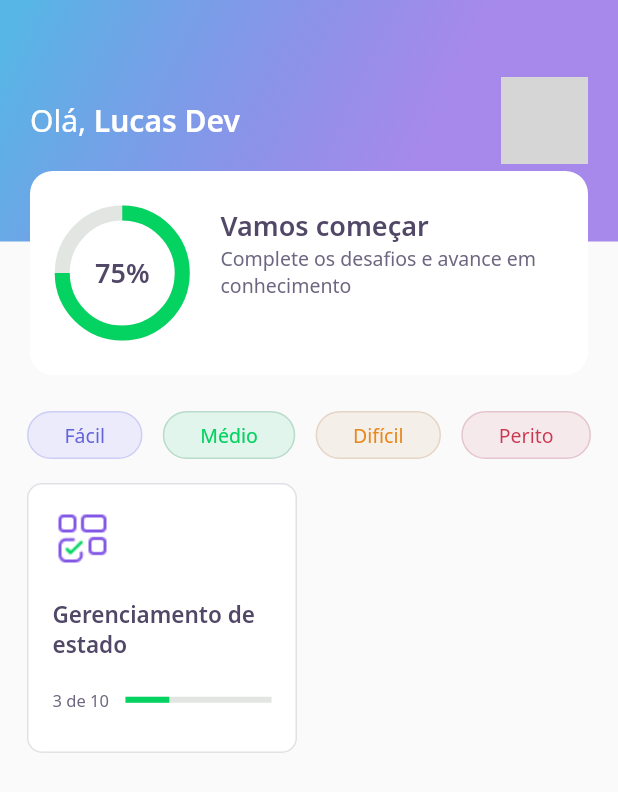
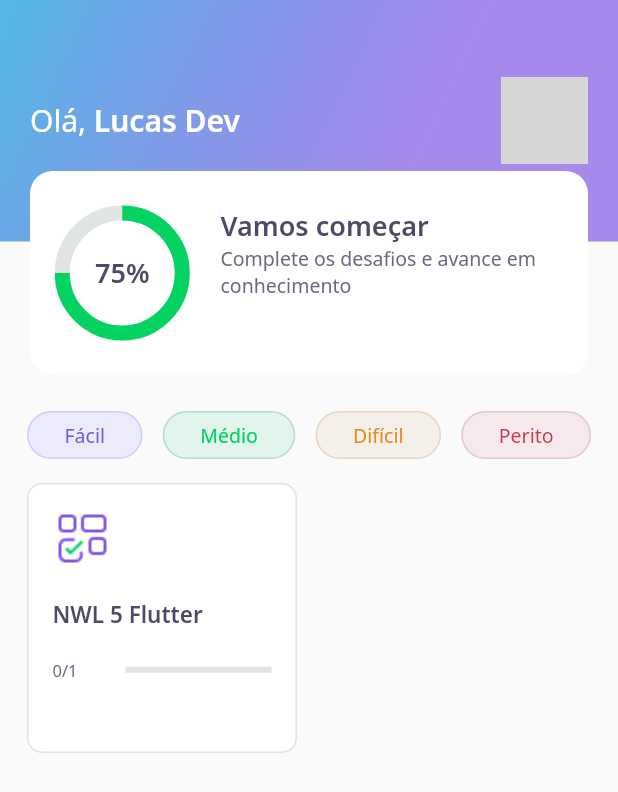
Before and after one commit to lucasrmoro/DevQuiz, a Flutter app: the screen it shows after launch, on a phone screen of 412 x 824 dp. Shown: the top 792 px of the screen. Run offline on Flutter 3.47's test engine with Material 2 defaults, Android fonts, the light colour scheme and no system bars; our stand-ins replace google_fonts; accounts and stored records are empty; network calls fail; grey boxes are pictures that could not be loaded.

Commit message:
getting a percent automatically about number of completed questions

```diff
--- a/lib/challenge/widgets/question_indicator/question_indicator_widget.dart
+++ b/lib/challenge/widgets/question_indicator/question_indicator_widget.dart
@@ -7,6 +7,8 @@ class QuestionIndicatorWidget extends StatelessWidget {
   Widget build(BuildContext context) {
     return Container(
       padding: const EdgeInsets.symmetric(horizontal: 20),
+      child: Padding(
+        padding: const EdgeInsets.only(top: 15),
         child: Column(
           children: [
             Row(
@@ -23,13 +25,14 @@ class QuestionIndicatorWidget extends StatelessWidget {
               ],
             ),
             SizedBox(
-            height: 16,
+              height: 10,
             ),
             ProgressIndicatorWidget(
               value: 0.4,
             )
           ],
         ),
+      ),
     );
   }
 }
--- a/lib/home/home_page.dart
+++ b/lib/home/home_page.dart
@@ -1,6 +1,5 @@
-import 'package:DevQuiz/core/app_colors.dart';
 import 'package:DevQuiz/home/widgets/appbar/app_bar_widget.dart';
-import 'package:DevQuiz/home/widgets/home_controller.dart';
+import 'file:///C:/Users/Lucas/Documents/nwl_flutter_app/nwl_flutter_app/lib/home/home_controller.dart';
 import 'package:DevQuiz/home/widgets/level_button/level_button_widget.dart';
 import 'package:DevQuiz/home/widgets/quiz_card/quiz_card_widget.dart';
 import 'package:flutter/material.dart';
@@ -48,16 +47,26 @@ class _HomepageState extends State<Homepage> {
                 ),
               ],
             ),
-            SizedBox(height: 16,),
+            SizedBox(
+              height: 16,
+            ),
             Expanded(
-                child: GridView.count(
-              crossAxisSpacing: 16,
-              mainAxisSpacing: 16,
-              crossAxisCount: 2,
-              children: [
-                QuizCardWidget(),
-              ],
-            ))
+              child: GridView.count(
+                crossAxisSpacing: 16,
+                mainAxisSpacing: 16,
+                crossAxisCount: 2,
+                children: controller.quizzes!
+                    .map(
+                      (e) => QuizCardWidget(
+                        title: e.title,
+                        percent: e.questionAnswered / e.questions.length,
+                        completed:
+                            "${e.questionAnswered}/${e.questions.length}",
+                      ),
+                    )
+                    .toList(),
+              ),
+            ),
           ],
         ),
       ),
--- a/lib/home/widgets/quiz_card/quiz_card_widget.dart
+++ b/lib/home/widgets/quiz_card/quiz_card_widget.dart
@@ -6,7 +6,16 @@ import 'package:flutter/cupertino.dart';
 import 'package:flutter/material.dart';
 
 class QuizCardWidget extends StatelessWidget {
-  const QuizCardWidget({Key? key}) : super(key: key);
+  final String title;
+  final String completed;
+  final double percent;
+
+  const QuizCardWidget({
+    Key? key,
+    required this.title,
+    required this.completed,
+    required this.percent,
+  }) : super(key: key);
 
   @override
   Widget build(BuildContext context) {
@@ -28,7 +37,7 @@ class QuizCardWidget extends StatelessWidget {
             height: 20,
           ),
           Text(
-            "Gerenciamento de estado",
+            title,
             style: AppTextStyles.heading15,
           ),
           SizedBox(
@@ -39,16 +48,14 @@ class QuizCardWidget extends StatelessWidget {
               Expanded(
                 flex: 2,
                 child: Text(
-                  "3 de 10",
+                  "$completed",
                   style: AppTextStyles.body11,
                 ),
               ),
               Expanded(
                 flex: 4,
-                child: ProgressIndicatorWidget(
-                  value: 0.3
-                ),
-                ),
+                child: ProgressIndicatorWidget(value: percent),
+              ),
             ],
           )
         ],
```
Also changed, not shown: lib/home/home_controller.dart (added, +39 -0 lines), lib/home/widgets/home_controller.dart (deleted, +0 -31 lines). Lines whose indentation alone changed are shown as unchanged.
